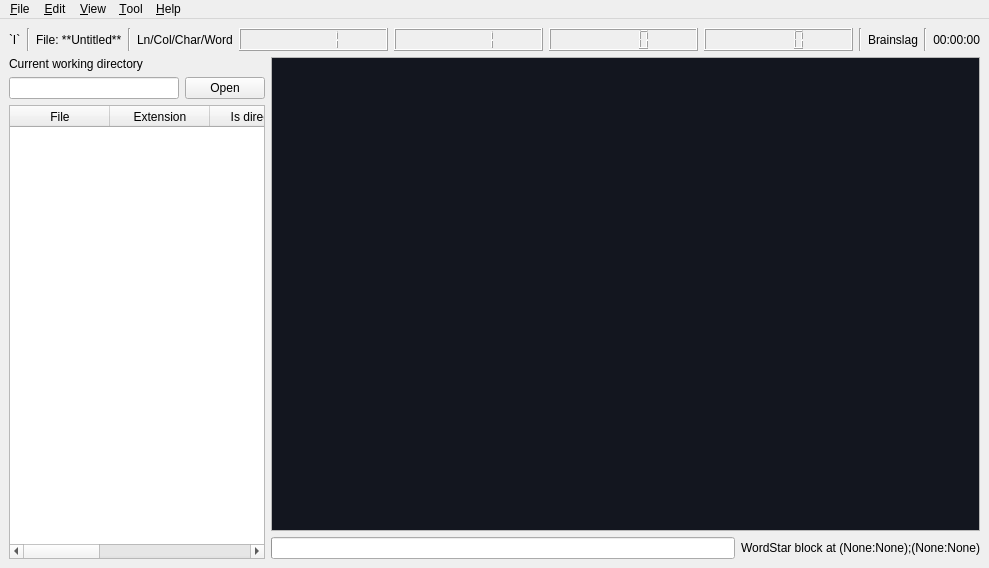
KatsumiKougen/SmallPyQt5Apps, file src/TextEditor/ui/TextEditor.ui: the form before one commit.
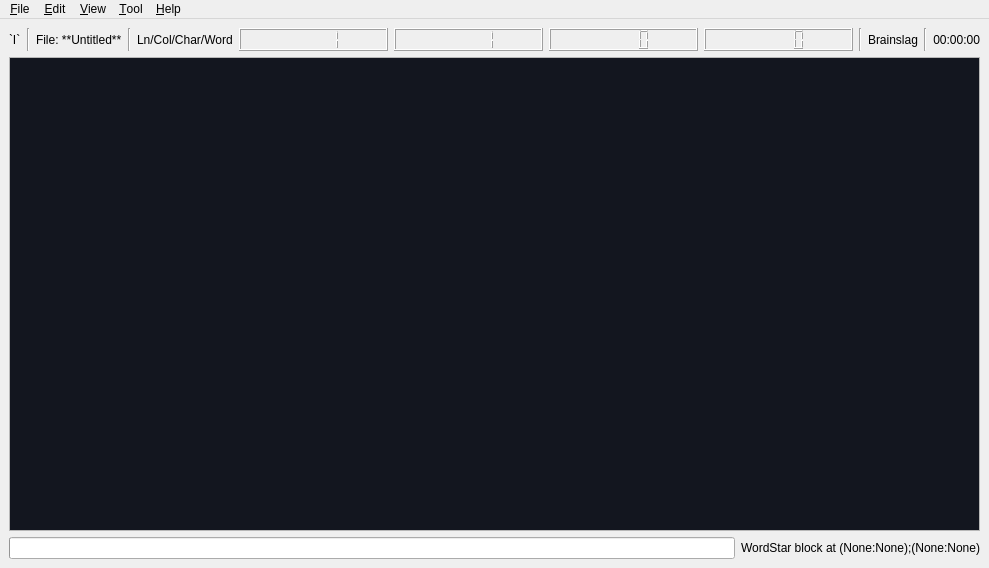
The form after the commit. Custom widgets are drawn as their Qt base class.

Commit message:
Remove the file view widget
Yeah. Thought it was cool or some sh*t, until I realised that it was pretty much useless.

```diff
--- a/src/TextEditor/ui/TextEditor.ui
+++ b/src/TextEditor/ui/TextEditor.ui
@@ -168,126 +168,6 @@
     </item>
     <item>
      <layout class="QHBoxLayout" name="TextEditorLayout">
-      <item>
-       <layout class="QVBoxLayout" name="FileViewLayout">
-        <property name="rightMargin">
-         <number>0</number>
-        </property>
-        <item>
-         <widget class="QLabel" name="FileView_CurrentDirLabel">
-          <property name="text">
-           <string>&lt;html&gt;&lt;head/&gt;&lt;body&gt;&lt;p&gt;Current working directory&lt;/p&gt;&lt;/body&gt;&lt;/html&gt;</string>
-          </property>
-          <property name="textFormat">
-           <enum>Qt::RichText</enum>
-          </property>
-         </widget>
-        </item>
-        <item>
-         <layout class="QHBoxLayout" name="FileView_CWDLayout">
-          <item>
-           <widget class="QLineEdit" name="CWD_DirInput">
-            <property name="sizePolicy">
-             <sizepolicy hsizetype="Minimum" vsizetype="Fixed">
-              <horstretch>0</horstretch>
-              <verstretch>0</verstretch>
-             </sizepolicy>
-            </property>
-           </widget>
-          </item>
-          <item>
-           <widget class="QPushButton" name="CWD_Button">
-            <property name="enabled">
-             <bool>true</bool>
-            </property>
-            <property name="sizePolicy">
-             <sizepolicy hsizetype="Maximum" vsizetype="Fixed">
-              <horstretch>0</horstretch>
-              <verstretch>0</verstretch>
-             </sizepolicy>
-            </property>
-            <property name="minimumSize">
-             <size>
-              <width>0</width>
-              <height>0</height>
-             </size>
-            </property>
-            <property name="sizeIncrement">
-             <size>
-              <width>0</width>
-              <height>0</height>
-             </size>
-            </property>
-            <property name="baseSize">
-             <size>
-              <width>0</width>
-              <height>0</height>
-             </size>
-            </property>
-            <property name="cursor">
-             <cursorShape>ArrowCursor</cursorShape>
-            </property>
-            <property name="text">
-             <string>Open</string>
-            </property>
-           </widget>
-          </item>
-         </layout>
-        </item>
-        <item>
-         <widget class="QTableWidget" name="FileView_TableWidget">
-          <property name="sizePolicy">
-           <sizepolicy hsizetype="Minimum" vsizetype="Expanding">
-            <horstretch>0</horstretch>
-            <verstretch>0</verstretch>
-           </sizepolicy>
-          </property>
-          <property name="editTriggers">
-           <set>QAbstractItemView::NoEditTriggers</set>
-          </property>
-          <attribute name="horizontalHeaderMinimumSectionSize">
-           <number>23</number>
-          </attribute>
-          <column>
-           <property name="text">
-            <string>File</string>
-           </property>
-          </column>
-          <column>
-           <property name="text">
-            <string>Extension</string>
-           </property>
-          </column>
-          <column>
-           <property name="text">
-            <string>Is directory</string>
-           </property>
-          </column>
-          <column>
-           <property name="text">
-            <string>Size</string>
-           </property>
-          </column>
-          <column>
-           <property name="text">
-            <string>Owner</string>
-           </property>
-          </column>
-          <column>
-           <property name="text">
-            <string>Owner ID</string>
-           </property>
-           <property name="font">
-            <font>
-             <family>Space Grotesk</family>
-             <italic>false</italic>
-            </font>
-           </property>
-          </column>
-         </widget>
-        </item>
-       </layout>
-      </item>
       <item>
        <layout class="QVBoxLayout" name="TextEditor_VertLayout">
         <item>
```
The commit also changes 2 other files.
